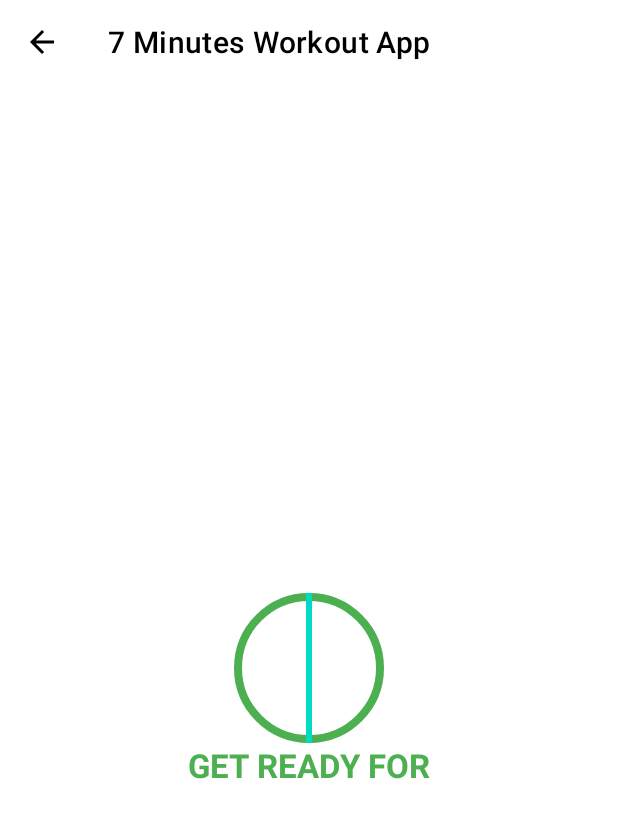
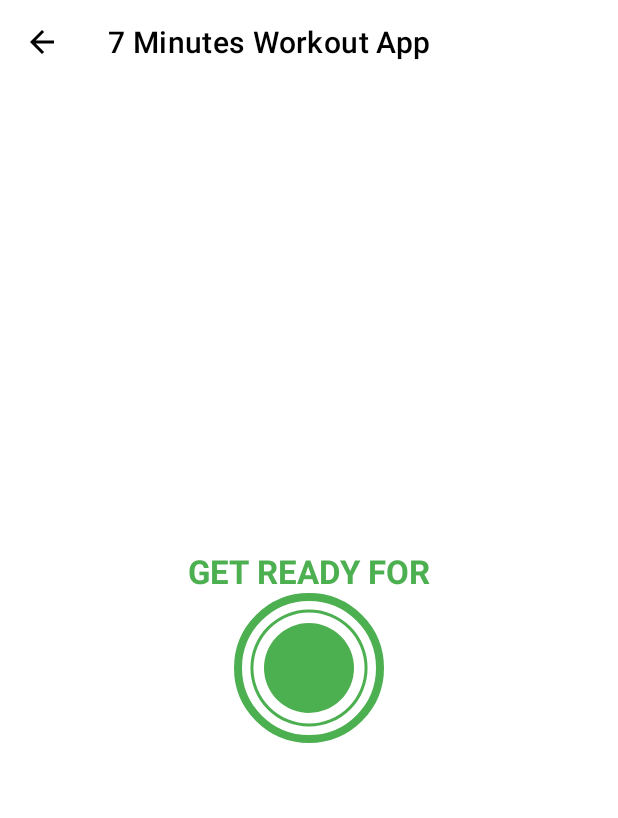
Before and after one commit to lizarizvi/7MinutesWorkoutApp, an Android app: the ExerciseActivity screen opened directly, with no data from a screen before it, on a phone screen of 412 x 824 dp. Shown: the top 818 px of the screen. Run offline under Robolectric (Android 15) with nearby library versions, the phone set to English and light mode, and no system bars.

Commit message:
ui for progress bar

```diff
--- /dev/null
+++ b/app/src/main/res/drawable/item_circular_color_accent_bg.xml
@@ -0,0 +1,6 @@
+<?xml version="1.0" encoding="utf-8"?>
+<shape xmlns:android="http://schemas.android.com/apk/res/android"
+    android:shape="oval">
+    <solid android:color="@color/green"/>
+
+</shape>
--- a/app/src/main/res/layout/activity_excercise.xml
+++ b/app/src/main/res/layout/activity_excercise.xml
@@ -26,7 +26,7 @@
         android:textColor="@color/green"
         app:layout_constraintEnd_toEndOf="parent"
         app:layout_constraintStart_toStartOf="parent"
-        app:layout_constraintTop_toBottomOf="@+id/flProgressBar"
+        app:layout_constraintBottom_toTopOf="@+id/flProgressBar"
         />
     <FrameLayout
         android:id="@+id/flProgressBar"
@@ -45,10 +45,31 @@
             android:id="@+id/progressBar"
             style="?android:attr/progressBarStyleHorizontal"
             android:layout_gravity="center"
+            android:background="@drawable/circular_progress_gray"
+            android:progressDrawable="@drawable/circular_progress_bar"
+            android:indeterminate="false"
             android:max="10"
             android:progress="100"
             android:rotation="-90"/>
 
+        <LinearLayout
+            android:layout_width="60dp"
+            android:layout_height="60dp"
+            android:layout_gravity="center"
+            android:gravity="center"
+            android:background="@drawable/item_circular_color_accent_bg">
+            <TextView
+                android:layout_width="wrap_content"
+                android:layout_height="wrap_content"
+                android:id="@+id/tvTimer"
+                android:textColor="@color/white"
+                android:textSize="25sp"
+                android:textStyle="bold"
+                tools:text="10"
+                />
+
+        </LinearLayout>
+
     </FrameLayout>
 
 </androidx.constraintlayout.widget.ConstraintLayout>
```
